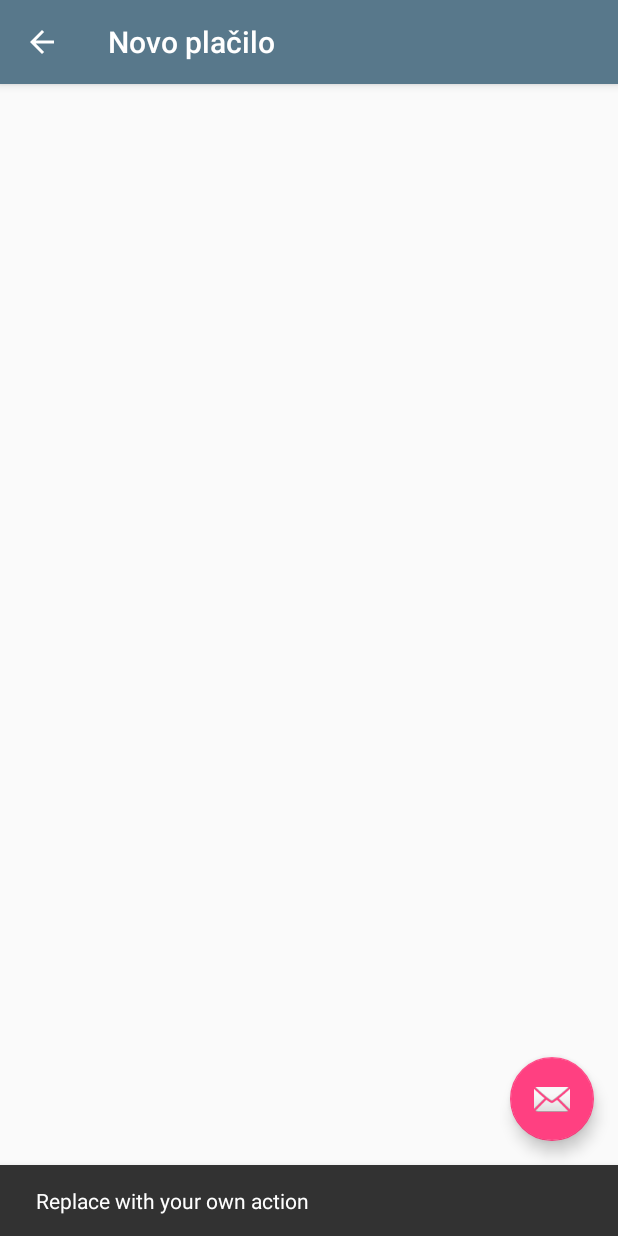
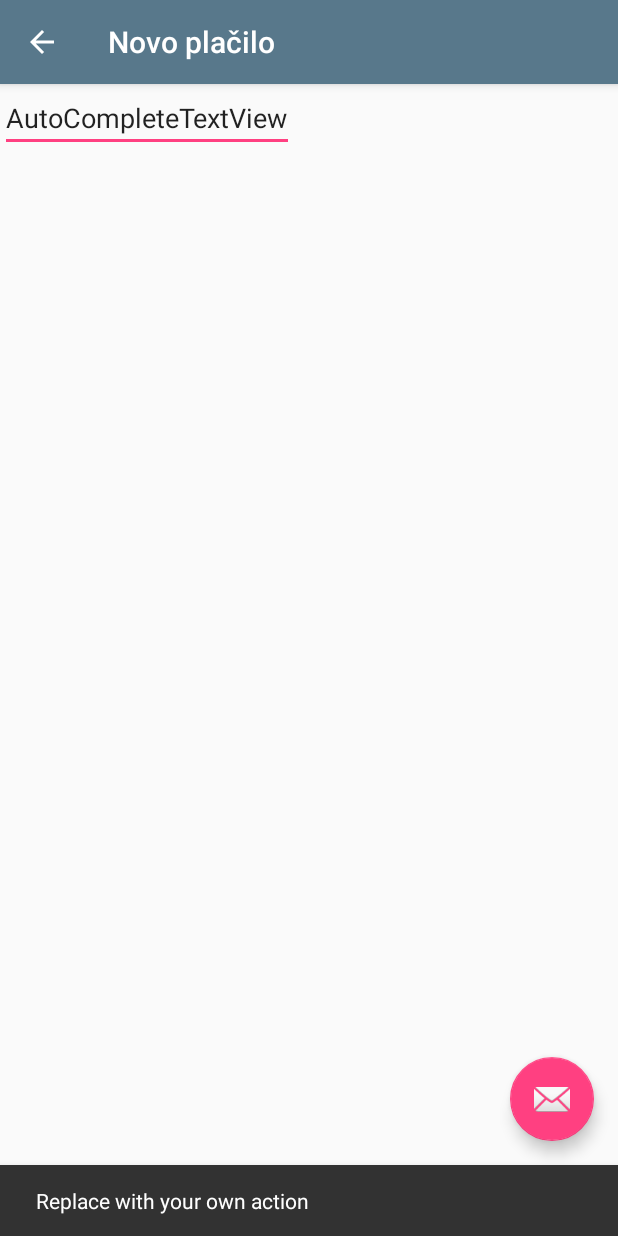
Before and after one commit to HarejJ/debtchecker, an Android app: the NewPaymentActivity screen opened directly, with no data from a screen before it, after a tap on an icon or button, on a phone screen of 412 x 824 dp. Run offline under Robolectric (Android 15) with nearby library versions, the phone set to English and light mode, and no system bars.

Commit message:
varius fixes

```diff
--- a/DebtChecker/app/src/main/res/layout/content_new_payment.xml
+++ b/DebtChecker/app/src/main/res/layout/content_new_payment.xml
@@ -9,4 +9,9 @@
     tools:context="project.emp.fri.si.debtchecker.NewPaymentActivity"
     tools:showIn="@layout/activity_new_payment">
 
+    <AutoCompleteTextView
+        android:id="@+id/autoCompleteTextView"
+        android:layout_width="wrap_content"
+        android:layout_height="wrap_content"
+        android:text="AutoCompleteTextView" />
 </android.support.v7.widget.LinearLayoutCompat>
```
Also changed, not shown: 1 other file.
